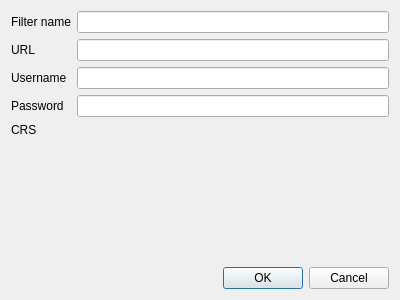
The window that geomapfish_locator/ui/config.ui (opengisch/qgis_geomapfish_locator) describes before a commit, drawn with Qt 5.
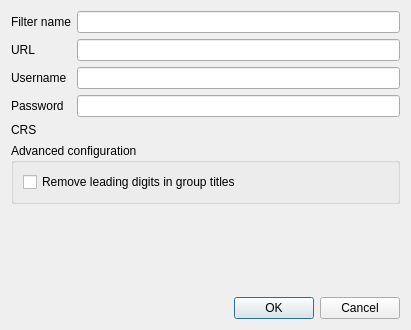
The same window after the commit. Custom widgets are drawn as their Qt base class.

What changed in the file:
```diff
--- a/geomapfish_locator/ui/config.ui
+++ b/geomapfish_locator/ui/config.ui
@@ -6,15 +6,18 @@
    <rect>
     <x>0</x>
     <y>0</y>
-    <width>400</width>
-    <height>300</height>
+    <width>411</width>
+    <height>330</height>
    </rect>
   </property>
   <property name="windowTitle">
    <string>Geomapfish locator filter configuraiton</string>
   </property>
   <layout class="QGridLayout" name="gridLayout">
-   <item row="5" column="1">
+   <item row="4" column="1">
+    <widget class="QgsProjectionSelectionWidget" name="geomapfish_crs"/>
+   </item>
+   <item row="6" column="1">
     <spacer name="verticalSpacer">
      <property name="orientation">
       <enum>Qt::Vertical</enum>
@@ -30,7 +33,7 @@
    <item row="1" column="1">
     <widget class="QLineEdit" name="geomapfish_url"/>
    </item>
-   <item row="6" column="1">
+   <item row="7" column="1">
     <widget class="QDialogButtonBox" name="buttonBox">
      <property name="orientation">
       <enum>Qt::Horizontal</enum>
@@ -88,12 +91,31 @@
    <item row="0" column="1">
     <widget class="QLineEdit" name="geomapfish_name"/>
    </item>
-   <item row="4" column="1">
-    <widget class="QgsProjectionSelectionWidget" name="geomapfish_crs"/>
+   <item row="5" column="0" colspan="2">
+    <widget class="QgsCollapsibleGroupBox" name="mGroupBox">
+     <property name="title">
+      <string>Advanced configuration</string>
+     </property>
+     <layout class="QGridLayout" name="gridLayout_2">
+      <item row="0" column="0">
+       <widget class="QCheckBox" name="remove_leading_digits">
+        <property name="text">
+         <string>Remove leading digits in group titles</string>
+        </property>
+       </widget>
+      </item>
+     </layout>
+    </widget>
    </item>
   </layout>
  </widget>
  <customwidgets>
+  <customwidget>
+   <class>QgsCollapsibleGroupBox</class>
+   <extends>QGroupBox</extends>
+   <header>qgscollapsiblegroupbox.h</header>
+   <container>1</container>
+  </customwidget>
   <customwidget>
    <class>QgsProjectionSelectionWidget</class>
    <extends>QWidget</extends>
```
Left out of the diff: 2 changed lines with no effect on the pictures.
